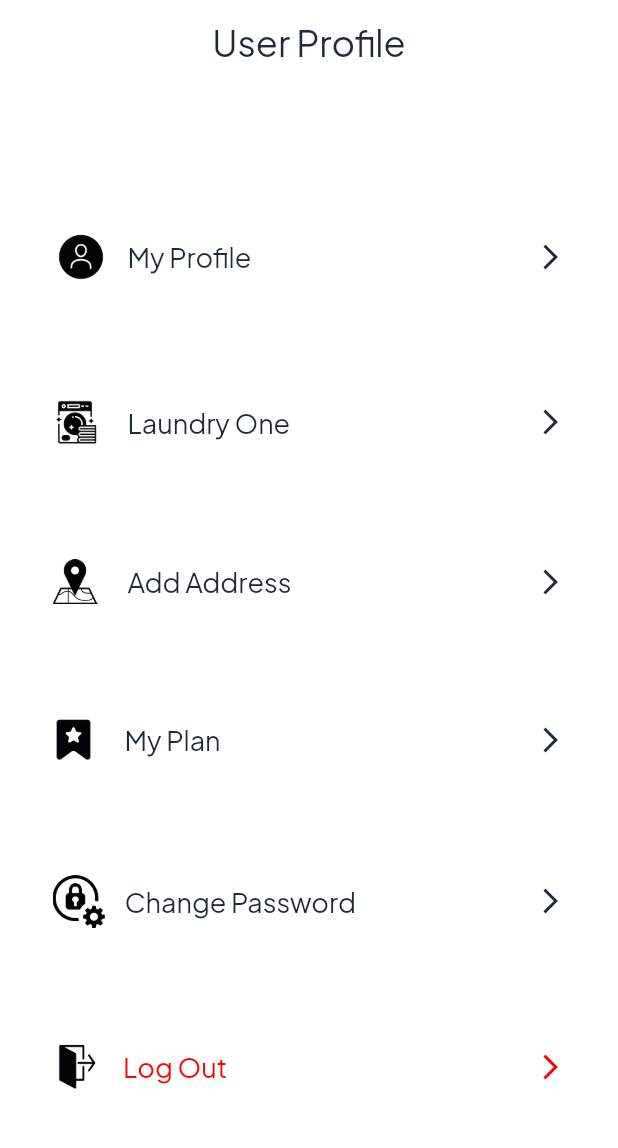
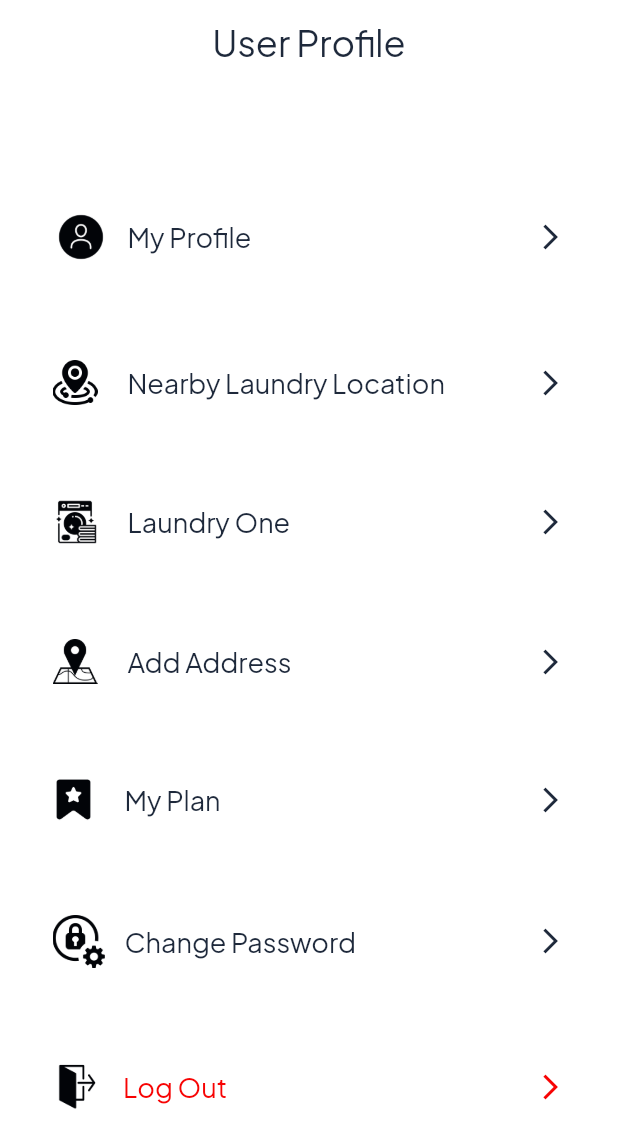
Before and after one commit to henilhp6641/LaundrySolution, a Flutter app: the ProfileScreen screen opened directly, on a phone screen of 412 x 824 dp. Shown: the top 1148 px of the screen. Run offline on Flutter 3.47's test engine with Material 2 defaults, Android fonts, the phone set to English and light mode, and no system bars; our stand-ins replace cached_network_image, carousel_slider, cloud_firestore, dio, firebase_auth, firebase_core and 11 more; missing offline and left inert: flutter_stripe; accounts and stored records are empty.

Commit message:
Week-5(Day-1)

```diff
--- a/lib/app_route.dart
+++ b/lib/app_route.dart
@@ -5,6 +5,7 @@ import 'package:ft_washing_app/module/bottom/new_order/address_selection/address
 import 'package:ft_washing_app/module/bottom/new_order/cart/cart_screen.dart';
 import 'package:ft_washing_app/module/bottom/new_order/check_out/check_out_screen.dart';
 import 'package:ft_washing_app/module/bottom/new_order/product_selection_screen/product_selection_screen.dart';
+import 'package:ft_washing_app/module/bottom/profile/Map/laundry_location.dart';
 import 'package:ft_washing_app/module/bottom/profile/change_password/change_password_screen.dart';
 import 'package:ft_washing_app/module/bottom/profile/edit/edit_profile_screen.dart';
 import 'package:ft_washing_app/module/bottom/profile/laundry_one/manage_membership.dart';
@@ -69,5 +70,6 @@ class AppRouter {
     // GetPage(name: ourPlanCheckOutScreen, page: () =>  OurPlanCheckOutScreen(index: null,)),
     GetPage(name: addressSelectionScreen, page: () => const AddressSelectionScreen()),
     GetPage(name: myProfileScreen, page: () =>  const MyProfileScreen()),
+    GetPage(name: laundryLocation, page: () =>  const LaundryLocation()),
   ];
 }
--- a/lib/module/bottom/profile/profile_screen.dart
+++ b/lib/module/bottom/profile/profile_screen.dart
@@ -114,6 +114,15 @@ class _ProfileScreenState extends State<ProfileScreen> {
                     size: 30,
                     width: 20,
                     onTap: () {
+                      Get.toNamed(AppRouter.laundryLocation);
+                    },
+                    icon1: nearby,
+                    text: ConstString.nearbyLaundryLocation,
+                  ),
+                  ProfileDividerWidget(
+                    size: 30,
+                    width: 20,
+                    onTap: () {
                       Get.toNamed(AppRouter.laundryOneScreen);
                     },
                     icon1: editAccount,
--- a/lib/utils/const_string.dart
+++ b/lib/utils/const_string.dart
@@ -12,6 +12,7 @@ class ConstString{
   static const profile = "Profile";
   static const editProfile = "Edit Profile";
   static const laundryLocation = "Laundry One";
+  static const nearbyLaundryLocation = "Nearby Laundry Location";
   static const laundryTerms = "Clothes Insurance";
   static const gender = "Gender";
   static const myProfile = "My Profile";
@@ -34,6 +35,7 @@ class ConstString{
   static const yes = "Yes";
   static const logOutMessage = "Are you sure to log out?";
   static const deleteAddressMessage = "Are you sure to delete address?";
+  static const deletePlanMessage = "Are you sure to delete active monthly plan?";
   static const addAddressMessage = "Please add address for pickup and drop-off order!";
   static const addItemMessage = "Please select items from new order page!";
   static const singlePlanMessage = "You only able to subscribe single plan!";
--- a/lib/utils/images.dart
+++ b/lib/utils/images.dart
@@ -16,6 +16,7 @@ const changePassIcon = "${profile}padlock.png";
 const logOutIcon = "${profile}power.png";
 const yourPlanIcon = "${profile}quality.png";
 const myProfile = "${profile}myprofile.png";
+const nearby = "${profile}nearby.png";
 
 
 
--- a/pubspec.yaml
+++ b/pubspec.yaml
@@ -59,8 +59,9 @@ dependencies:
   carousel_slider: ^4.2.1
   flutter_stripe: ^5.0.0
   flutter_dotenv: ^5.0.2
-
-
+  url_launcher: ^6.2.1
+  geolocator: ^10.1.0
+  geocoding: ^2.1.1
 
 dev_dependencies:
   flutter_test:
```
Also changed, not shown: lib/module/bottom/home/bag/our_plan_controller.dart (+6 -1 lines), lib/module/bottom/profile/Map/laundry_location.dart (+15 -1 lines), lib/module/bottom/profile/my_plans/my_plans_controller.dart (+28 -0 lines), lib/module/bottom/profile/my_plans/my_plans_screen.dart (+44 -1 lines), asset/image/profile/nearby.png (added).
